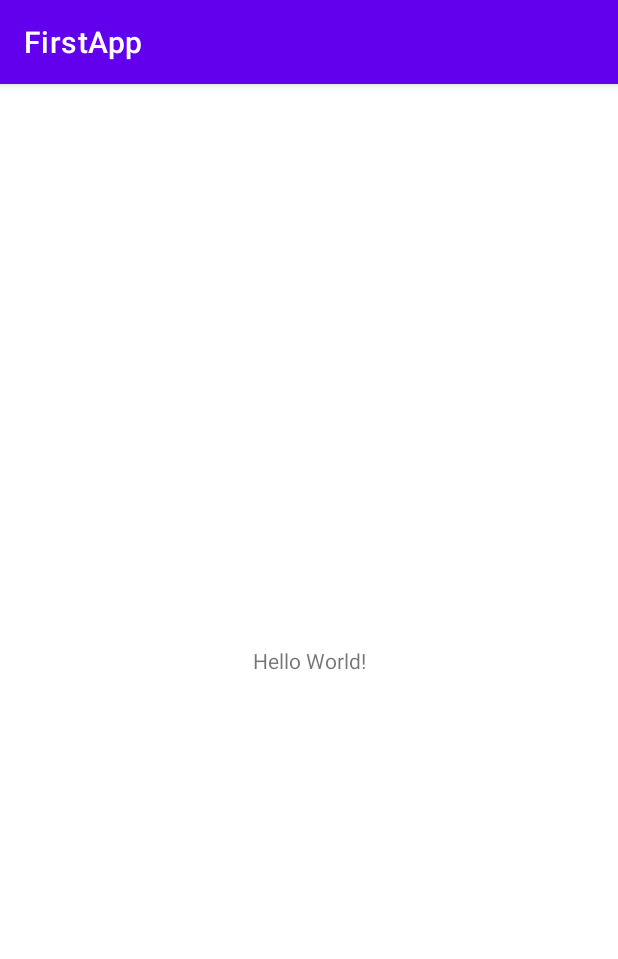
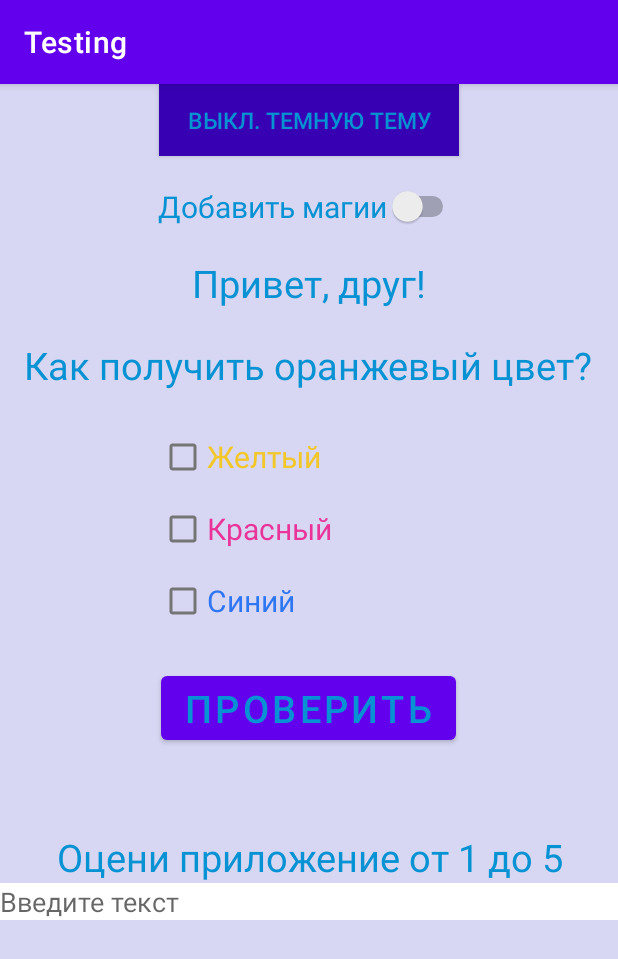
Before and after one commit to omy-q/FirstAndroidApp, an Android app: the screen it shows after launch (MainActivity), on a phone screen of 412 x 824 dp. Shown: the top 959 px of the screen. Run offline under Robolectric (Android 15) with nearby library versions, the phone set to English and light mode, and no system bars.

Commit message:
create frame

```diff
--- a/app/src/main/res/layout/activity_main.xml
+++ b/app/src/main/res/layout/activity_main.xml
@@ -1,18 +1,109 @@
 <?xml version="1.0" encoding="utf-8"?>
-<androidx.constraintlayout.widget.ConstraintLayout
-    xmlns:android="http://schemas.android.com/apk/res/android"
+<LinearLayout xmlns:android="http://schemas.android.com/apk/res/android"
     xmlns:tools="http://schemas.android.com/tools"
-    xmlns:app="http://schemas.android.com/apk/res-auto"
     android:layout_width="match_parent"
     android:layout_height="match_parent"
+    android:background="@color/white_theme"
+    android:gravity="center_horizontal"
+    android:orientation="vertical"
     tools:context=".MainActivity">
+
+    <ToggleButton
+        android:id="@+id/black_theme"
+        android:layout_width="200dp"
+        android:layout_height="wrap_content"
+        android:background="@color/purple_700"
+        android:textColor="@color/text"
+        android:textOff="@string/off"
+        android:textOn="@string/on"
+        android:textSize="15sp" />
+
+    <Switch
+        android:id="@+id/magic"
+        android:layout_width="wrap_content"
+        android:layout_height="wrap_content"
+        android:text="@string/magic"
+        android:textColor="@color/text"
+        android:textSize="20sp"
+        android:layout_marginVertical="20dp"/>
+
     <TextView
-      android:layout_width="wrap_content"
-      android:layout_height="wrap_content"
-      android:text="Hello World!"
-      app:layout_constraintBottom_toBottomOf="parent"
-      app:layout_constraintLeft_toLeftOf="parent"
-      app:layout_constraintRight_toRightOf="parent"
-      app:layout_constraintTop_toTopOf="parent" />
+        android:id="@+id/hello"
+        android:layout_width="wrap_content"
+        android:layout_height="wrap_content"
+        android:text="@string/helloFriend"
+        android:textColor="@color/text"
+        android:textSize="25sp" />
 
-  </androidx.constraintlayout.widget.ConstraintLayout>
+    <TextView
+        android:id="@+id/question"
+        android:layout_width="wrap_content"
+        android:layout_height="wrap_content"
+        android:gravity="center"
+        android:text="@string/question"
+        android:textColor="@color/text"
+        android:textSize="25sp"
+        android:layout_marginVertical="20dp"/>
+
+    <CheckBox
+        android:id="@+id/yellow"
+        android:layout_width="200dp"
+        android:layout_height="wrap_content"
+        android:text="@string/yellow"
+        android:textColor="@color/yellow"
+        android:textSize="20sp" />
+
+    <CheckBox
+        android:id="@+id/red"
+        android:layout_width="200dp"
+        android:layout_height="wrap_content"
+        android:text="@string/red"
+        android:textColor="@color/red"
+        android:textSize="20sp" />
+
+    <CheckBox
+        android:id="@+id/blue"
+        android:layout_width="200dp"
+        android:layout_height="wrap_content"
+        android:text="@string/blue"
+        android:textColor="@color/blue"
+        android:textSize="20sp" />
+
+
+
+    <Button
+        android:id="@+id/btn"
+        android:layout_width="wrap_content"
+        android:layout_height="wrap_content"
+        android:text="@string/check"
+        android:textColor="@color/text"
+        android:textSize="25sp"
+        android:layout_marginVertical="20dp"/>
+
+    <TextView
+        android:id="@+id/result"
+        android:layout_width="wrap_content"
+        android:layout_height="wrap_content"
+        android:gravity="center"
+        android:text="@string/result"
+        android:textColor="@color/text"
+        android:textSize="25sp" />
+
+    <TextView
+        android:id="@+id/comment"
+        android:layout_width="wrap_content"
+        android:layout_height="wrap_content"
+        android:gravity="center"
+        android:text="@string/comment"
+        android:textColor="@color/text"
+        android:textSize="25sp" />
+
+    <EditText
+        android:id="@+id/input"
+        android:layout_width="match_parent"
+        android:layout_height="wrap_content"
+        android:background="@color/white"
+        android:hint="@string/input_user_text"
+     />
+
+</LinearLayout>
--- a/app/src/main/res/values/colors.xml
+++ b/app/src/main/res/values/colors.xml
@@ -7,4 +7,14 @@
     <color name="teal_700">#FF018786</color>
     <color name="black">#FF000000</color>
     <color name="white">#FFFFFFFF</color>
+
+    <color name="yellow">#F3C728</color>
+    <color name="blue">#2E76F3</color>
+    <color name="red">#EA3398</color>
+
+
+
+    <color name="text">#0692D3</color>
+    <color name="black_theme">#80646464</color>
+    <color name="white_theme">#D7D7F3</color>
 </resources>
--- a/app/src/main/res/values/strings.xml
+++ b/app/src/main/res/values/strings.xml
@@ -1,3 +1,21 @@
 <resources>
-    <string name="app_name">FirstApp</string>
+    <string name="app_name">Testing</string>
+    <string name="helloFriend">Привет, друг!</string>
+
+    <string name="question">Как получить оранжевый цвет?</string>
+
+    <string name="red">Красный</string>
+    <string name="blue">Синий</string>
+    <string name="yellow">Желтый</string>
+
+    <string name="check">Проверить</string>
+    <string name="result"></string>
+
+    <string name="input_user_text">Введите текст</string>
+    <string name="off">выкл. темную тему</string>
+    <string name="on">вкл. темную тему</string>
+
+    <string name="magic">Добавить магии</string>
+
+    <string name="comment">Оцени приложение от 1 до 5</string>
 </resources>
```
